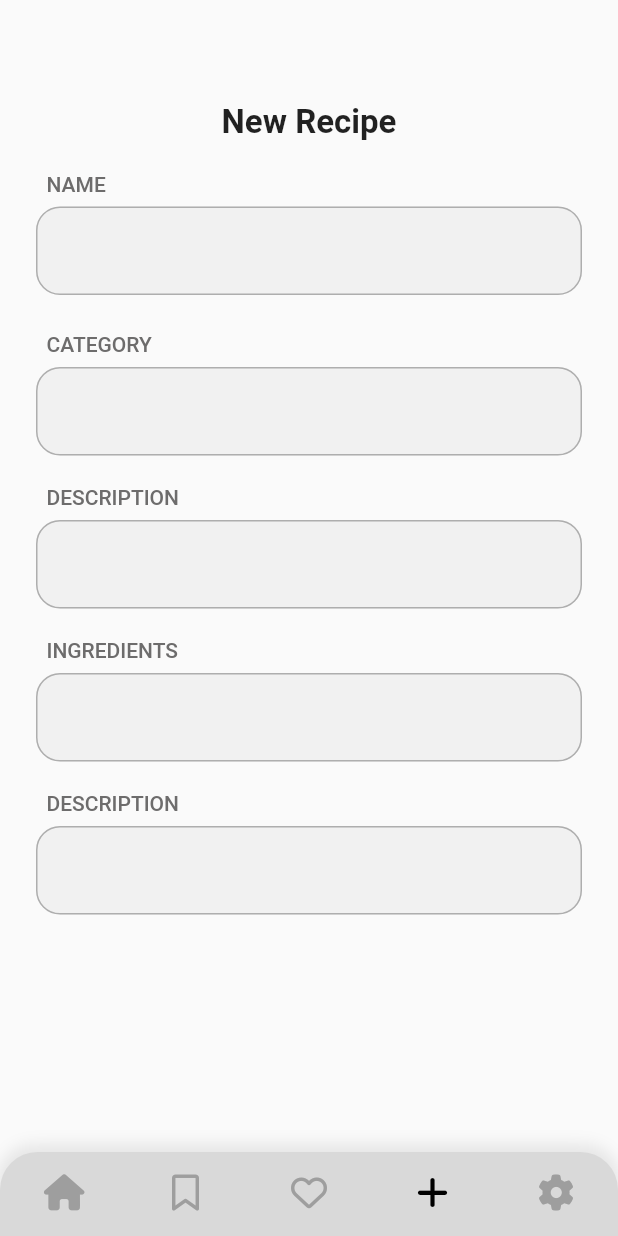
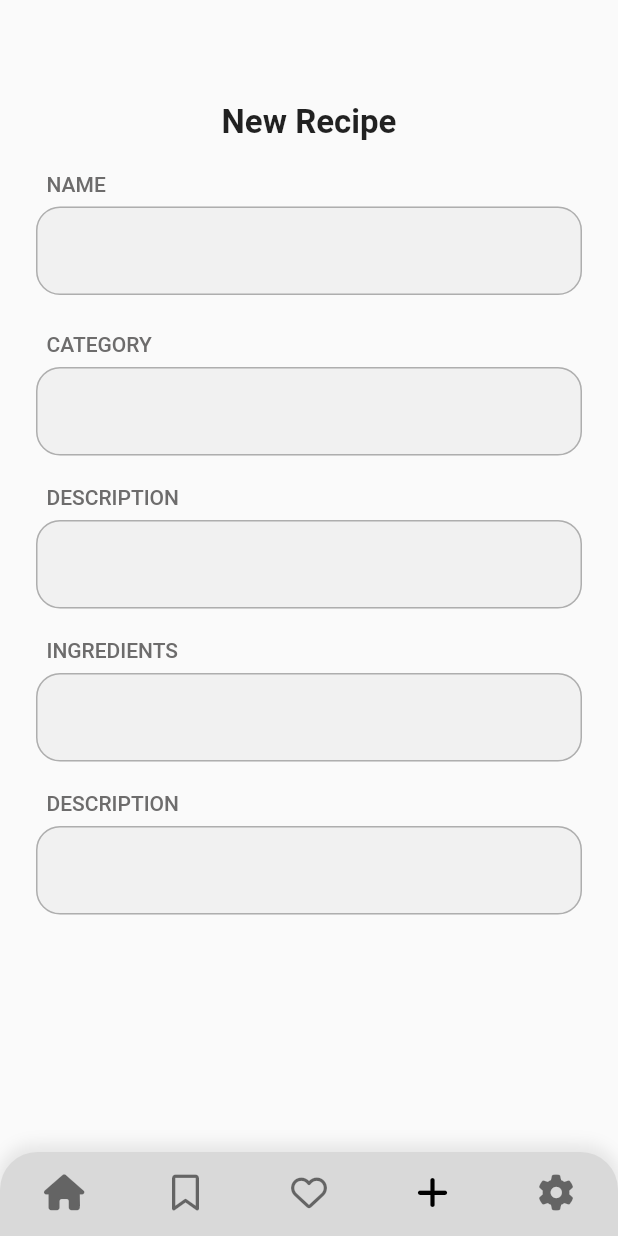
Before and after one commit to mostafaramadanhamed/rcipe_app, a Flutter app: the screen it shows after launch, item 4 of the bottom bar chosen, on a phone screen of 412 x 824 dp. Run offline on Flutter 3.47's test engine with Material 2 defaults, Android fonts, the phone set to English and light mode, and no system bars; our stand-ins replace font_awesome_flutter; network calls fail.

Commit message:
add dark theme

```diff
--- a/lib/core/theme/light_theme.dart
+++ b/lib/core/theme/light_theme.dart
@@ -6,11 +6,18 @@
 //  primarySwatch: Colors.blue,
   cardTheme: CardTheme(
     color:  AppColor.kTextFiledColor,
-  ),
+  ),bottomNavigationBarTheme: BottomNavigationBarThemeData(
+    selectedItemColor: Colors.black,
+),
+
   visualDensity: VisualDensity.adaptivePlatformDensity,
 );
 
 final ThemeData darkTheme = ThemeData.dark().copyWith(
   cardColor: Colors.black,
-  scaffoldBackgroundColor: Colors.black
+  scaffoldBackgroundColor: Colors.black,
+  bottomNavigationBarTheme: BottomNavigationBarThemeData(
+    selectedItemColor: Colors.white,
+    unselectedItemColor: Colors.grey,
+  )
 );
--- a/lib/presentation/screens/main_screen.dart
+++ b/lib/presentation/screens/main_screen.dart
@@ -50,8 +50,8 @@
           showSelectedLabels: false,
           showUnselectedLabels: false,
           type: BottomNavigationBarType.fixed,
-          selectedItemColor: Colors.black,
-          unselectedItemColor: Colors.grey,
+          // selectedItemColor: Colors.black,
+          // unselectedItemColor: Colors.grey,
           currentIndex: _currentIndex,
           onTap: (int index) {
             setState(() {
@@ -64,14 +64,12 @@
                 label: 'Home',
                 activeIcon: Icon(
                  FontAwesomeIcons.house,
-                  color: Colors.black,
                 )),
             BottomNavigationBarItem(
               icon: Icon(FontAwesomeIcons.bookmark),
               label: 'Bookmark',
               activeIcon: Icon(
                 FontAwesomeIcons.solidBookmark,
-                color: Colors.black,
               ),
             ),
             BottomNavigationBarItem(
@@ -79,7 +77,6 @@
               label: 'Favorite',
               activeIcon: Icon(
                 FontAwesomeIcons.solidHeart,
-                color: Colors.black,
               ),
             ),
             BottomNavigationBarItem(
@@ -87,7 +84,6 @@
               label: 'Add',
               activeIcon: Icon(
                 FontAwesomeIcons.plus,
-                color: Colors.black,
               ),
             ),
             BottomNavigationBarItem(
@@ -95,7 +91,6 @@
               label: 'Setting',
               activeIcon: Icon(
                 FontAwesomeIcons.gear,
-                color: Colors.black,
               ),
             ),
           ],
--- a/lib/presentation/screens/setting_screen.dart
+++ b/lib/presentation/screens/setting_screen.dart
@@ -26,7 +26,7 @@
           Center(child: buildTextTitle(AppString.kSettingTitle)),
           SwitchListTile(
             contentPadding: EdgeInsets.zero,
-            secondary: Icon(FontAwesomeIcons.moon), // add the icon here
+            secondary: const Icon(FontAwesomeIcons.moon), // add the icon here
             value: MyApp.isDarkMode,
             onChanged: (value) {
               MyApp.isDarkMode = value;
```
